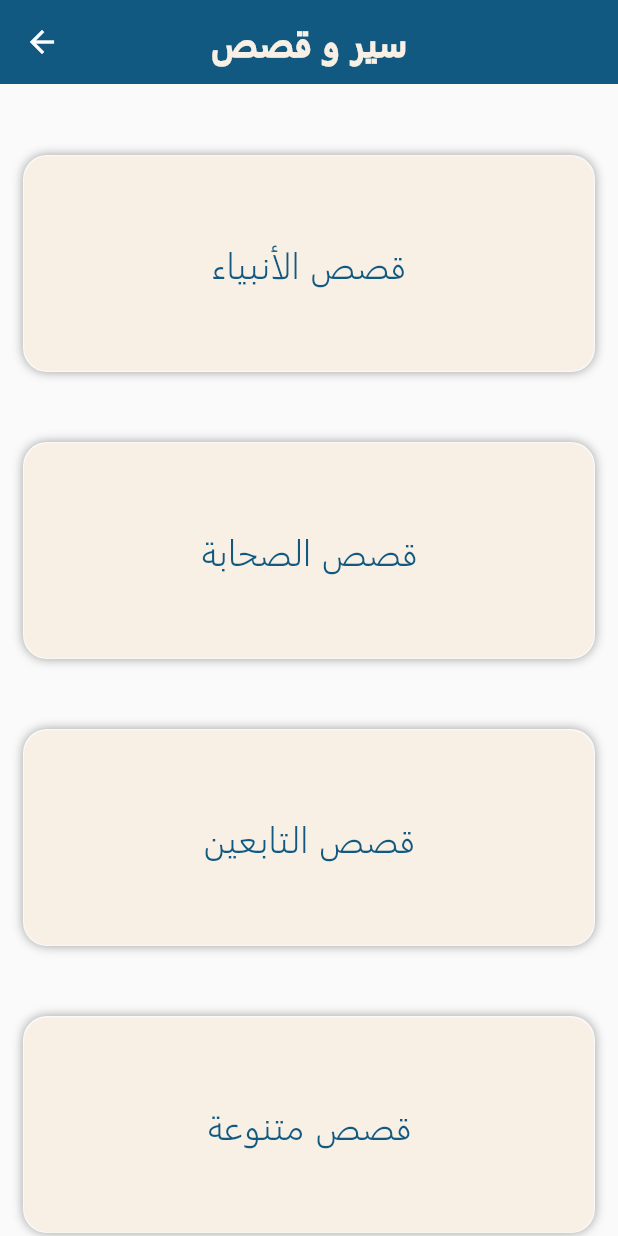
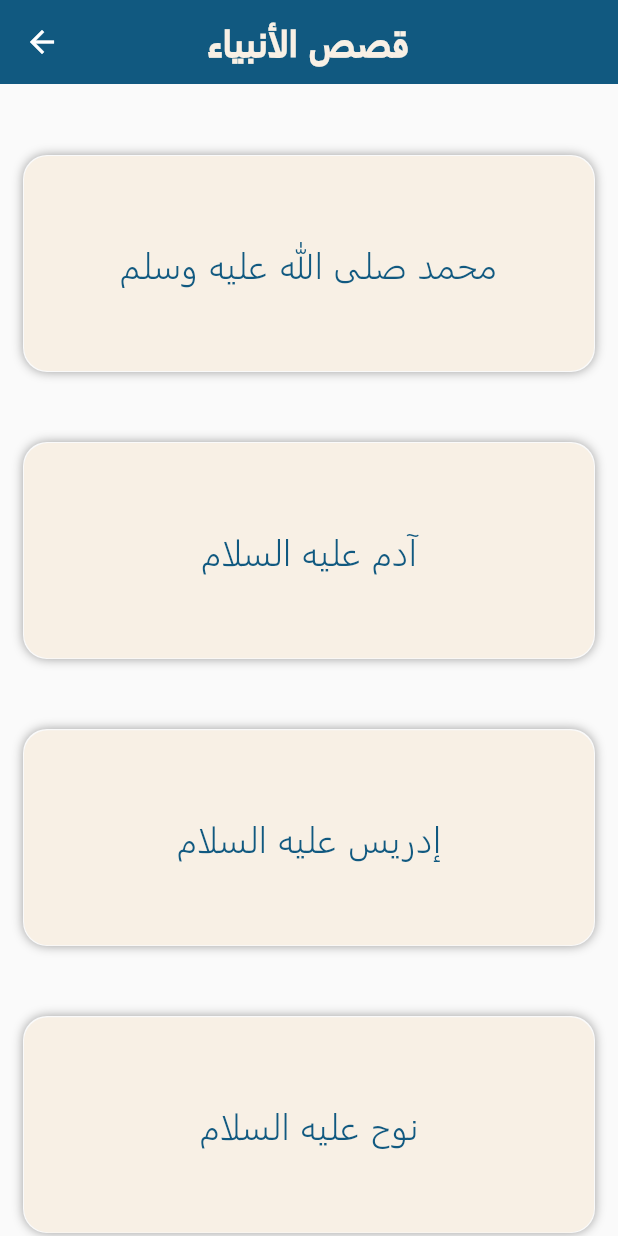
Before and after one commit to mahmoodhamdi/muslims_app, a Flutter app: the SiraaView screen opened by its route, after a tap on "قصص الأنبياء", on a phone screen of 412 x 824 dp. Run offline on Flutter 3.47's test engine with Material 2 defaults, Android fonts, the phone set to English and light mode, and no system bars; our stand-ins replace get.

Commit message:
arc edit

```diff
--- a/lib/constants.dart
+++ b/lib/constants.dart
@@ -20,6 +20,7 @@ List<String> kContentGetList = [
   "/SiraaView",
   "/MasbahaView",
 ];
+
 List<String> kAzkarList = [
   "أذكار الصباح",
   "أذكار المساء",
@@ -172,3 +173,37 @@ List<String> kSiraaContent = [
   "قصص التابعين",
   "قصص متنوعة",
 ];
+List<String> kGetSiraaContentList = [
+  "/AnbyaView",
+  "/SyhabaView",
+  "/TabeenView",
+  "/OtherQassasView",
+];
+List<String> kAnbiyaContentList = [
+  "محمد صلى الله عليه وسلم",
+  "آدم عليه السلام",
+  "إدريس عليه السلام",
+  "نوح عليه السلام",
+  "هود عليه السلام",
+  "صالح عليه السلام",
+  "لوط عليه السلام",
+  "إبراهيم عليه السلام",
+  "إسماعيل عليه السلام",
+  "إسحاق عليه السلام",
+  "يعقوب عليه السلام",
+  "يوسف عليه السلام",
+  "شعيب عليه السلام",
+  "أيوب عليه السلام",
+  "ذو الكفل عليه السلام",
+  "موسى عليه السلام",
+  "هارون عليه السلام",
+  "يونس عليه السلام",
+  "داود عليه السلام",
+  "سليمان عليه السلام",
+  "إلياس عليه السلام",
+  "أليسع عليه السلام",
+  "يونس عليه السلام",
+  "زكريا عليه السلام",
+  "يحيى عليه السلام",
+  "عيسى عليه السلام",
+];
--- /dev/null
+++ b/lib/views/siraa/anbya_view.dart
@@ -0,0 +1,58 @@
+import 'package:flutter/material.dart';
+import 'package:get/get_core/src/get_main.dart';
+import 'package:get/get_navigation/get_navigation.dart';
+import 'package:muslims_app/constants.dart';
+import 'package:muslims_app/widgets/content_item.dart';
+
+class AnbyaView extends StatelessWidget {
+  const AnbyaView({super.key});
+  static const String id = "/AnbyaView";
+  @override
+  Widget build(BuildContext context) {
+    return Scaffold(
+      appBar: AppBar(
+        elevation: 0,
+        backgroundColor: kPrimaryColor,
+        centerTitle: true,
+        title: Text(
+          "قصص الأنبياء",
+          style: TextStyle(
+              fontSize: 24, fontWeight: FontWeight.w800, color: kThirdColor),
+        ),
+      ),
+      body: Column(
+        children: [
+          const SizedBox(
+            height: 48,
+          ),
+          Padding(
+            padding: const EdgeInsets.symmetric(
+              horizontal: 16.0,
+            ),
+            child: SizedBox(
+              height: MediaQuery.of(context).size.height - 150,
+              child: GridView.builder(
+                clipBehavior: Clip.none,
+                physics: const BouncingScrollPhysics(),
+                itemCount: kAnbiyaContentList.length,
+                gridDelegate: const SliverGridDelegateWithFixedCrossAxisCount(
+                    childAspectRatio: 2.65,
+                    mainAxisSpacing: 48,
+                    crossAxisSpacing: 16,
+                    crossAxisCount: 1),
+                itemBuilder: (context, index) {
+                  return ContentItem(
+                    onTap: () {
+                      Get.toNamed(kAnbiyaContentList[index]);
+                    },
+                    contentName: kAnbiyaContentList[index],
+                  );
+                },
+              ),
+            ),
+          ),
+        ],
+      ),
+    );
+  }
+}
--- a/lib/views/siraa_view.dart
+++ b/lib/views/siraa/siraa_view.dart
@@ -43,7 +43,7 @@ class SiraaView extends StatelessWidget {
                 itemBuilder: (context, index) {
                   return ContentItem(
                     onTap: () {
-                      Get.toNamed(kSiraaContent[index]);
+                      Get.toNamed(kGetSiraaContentList[index]);
                     },
                     contentName: kSiraaContent[index],
                   );
```
Also changed, not shown: lib/main.dart (+15 -7 lines), lib/views/siraa/other_qsass_view.dart (added, +58 -0 lines), lib/views/siraa/syhaba_view.dart (added, +58 -0 lines), lib/views/siraa/tabeen_view.dart (added, +58 -0 lines), lib/views/azkar/azkar_view.dart (renamed from lib/views/azkar_view.dart), lib/views/hadith/ahadith_view.dart (renamed from lib/views/ahadith_view.dart), lib/views/home/home_view.dart (renamed from lib/views/home_view.dart), lib/views/masbaha/masbaha_view.dart (renamed from lib/views/masbaha_view.dart), lib/views/quran/quran_view.dart (renamed from lib/views/quran_view.dart), lib/views/tafsseer/tafsser_view.dart (renamed from lib/views/tafsser_view.dart).
